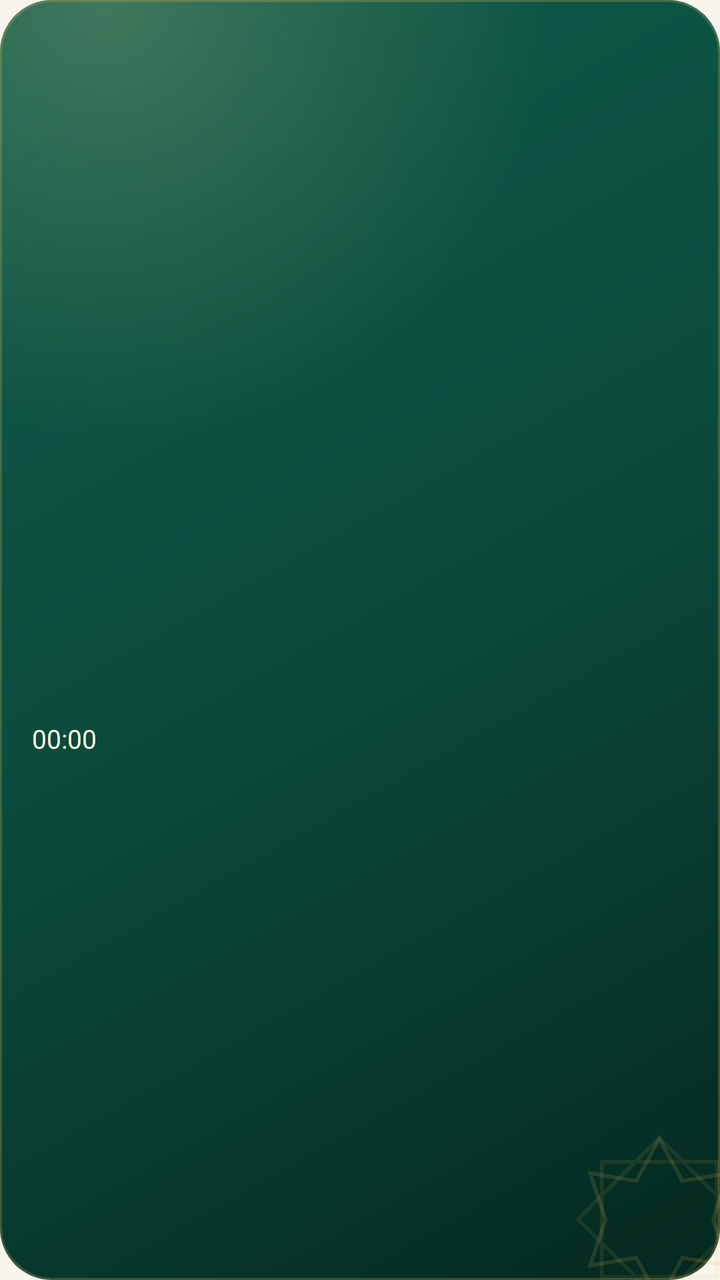
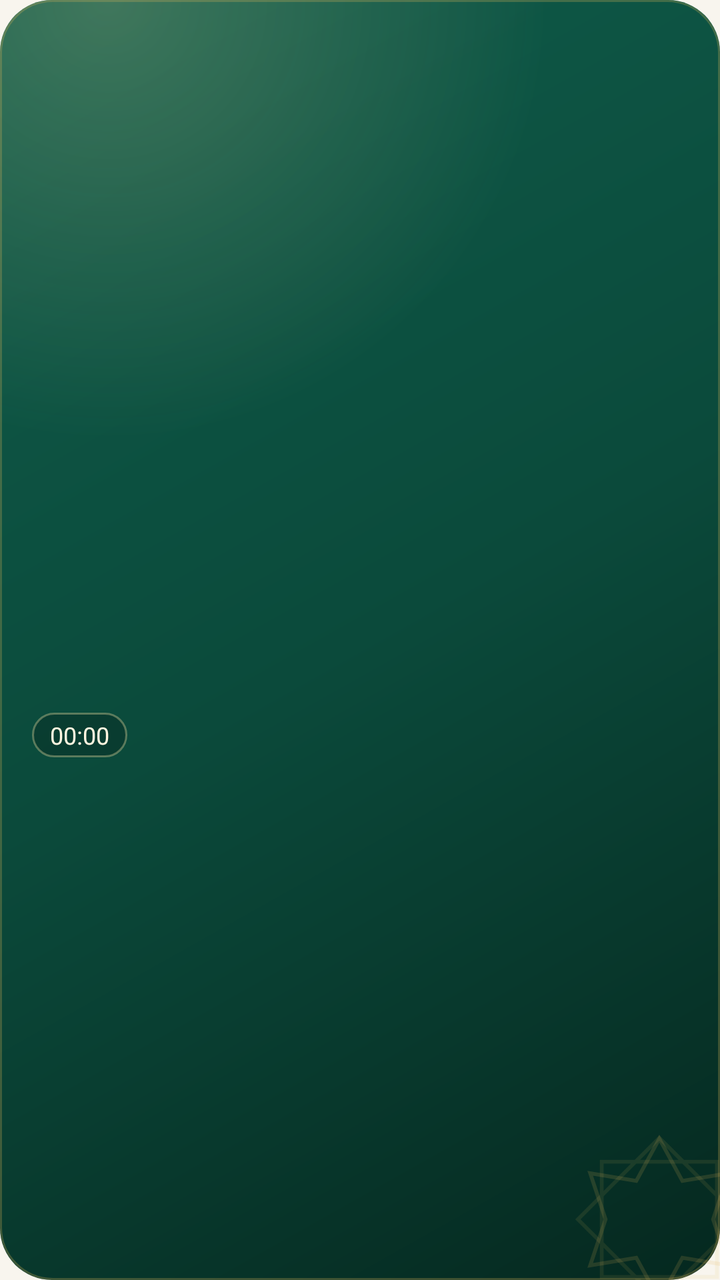

The first picture is an Android layout as it rendered before a commit; the second is the same layout after the commit. The layout source and the unified diff follow.
<!-- AndroidManifest.xml: application theme Theme.ZikrTime -->
<!-- res/layout/widget_next.xml -->
<?xml version="1.0" encoding="utf-8"?>
<FrameLayout xmlns:android="http://schemas.android.com/apk/res/android"
    android:id="@+id/widget_root"
    android:layout_width="match_parent"
    android:layout_height="match_parent"
    android:background="@drawable/widget_bg">

    <ImageView
        android:layout_width="96dp"
        android:layout_height="96dp"
        android:layout_gravity="end|bottom"
        android:layout_marginEnd="-18dp"
        android:layout_marginBottom="-18dp"
        android:importantForAccessibility="no"
        android:src="@drawable/widget_star" />

    <LinearLayout
        android:layout_width="match_parent"
        android:layout_height="match_parent"
        android:gravity="center_vertical"
        android:orientation="vertical"
        android:padding="16dp">

        <LinearLayout
            android:layout_width="match_parent"
            android:layout_height="wrap_content"
            android:gravity="center_vertical"
            android:orientation="horizontal">

            <TextView
                android:id="@+id/w_label"
                android:layout_width="0dp"
                android:layout_height="wrap_content"
                android:layout_weight="1"
                android:maxLines="1"
                android:ellipsize="end"
                android:textColor="#CCFFF6E0"
                android:textSize="12sp" />

            <ImageView
                android:id="@+id/w_icon"
                android:layout_width="22dp"
                android:layout_height="22dp"
                android:importantForAccessibility="no"
                android:tint="#E2B659" />
        </LinearLayout>

        <TextView
            android:id="@+id/w_name"
            android:layout_width="wrap_content"
            android:layout_height="wrap_content"
            android:layout_marginTop="2dp"
            android:maxLines="1"
            android:textColor="#FFF6E0"
            android:textSize="22sp"
            android:textStyle="bold" />

        <TextView
            android:id="@+id/w_time"
            android:layout_width="wrap_content"
            android:layout_height="wrap_content"
            android:fontFamily="sans-serif-light"
            android:maxLines="1"
            android:textColor="#E2B659"
            android:textSize="34sp" />

        <Chronometer
            android:id="@+id/w_countdown"
            android:layout_width="wrap_content"
            android:layout_height="wrap_content"
            android:countDown="true"
            android:maxLines="1"
            android:textColor="#FFF6E0"
            android:textSize="13sp" />
    </LinearLayout>
</FrameLayout>
<!-- resources referenced by this layout -->
<resources>
  <!-- drawable widget_bg (drawable) -->
  <?xml version="1.0" encoding="utf-8"?>
  <layer-list xmlns:android="http://schemas.android.com/apk/res/android">
      <item>
          <shape android:shape="rectangle">
              <gradient android:angle="315" android:startColor="#0F5C4A" android:centerColor="#0B4A3B" android:endColor="#05281F" android:type="linear" />
              <corners android:radius="26dp" />
          </shape>
      </item>
      <item>
          <shape android:shape="rectangle">
              <gradient android:type="radial" android:gradientRadius="220dp" android:centerX="0.15" android:centerY="0.0"
                  android:startColor="#33FFE7A8" android:endColor="#00FFE7A8" />
              <corners android:radius="26dp" />
          </shape>
      </item>
      <item>
          <shape android:shape="rectangle">
              <stroke android:width="1dp" android:color="#40E2B659" />
              <corners android:radius="26dp" />
          </shape>
      </item>
  </layer-list>
  <!-- drawable widget_star (drawable) -->
  <?xml version="1.0" encoding="utf-8"?>
  <vector xmlns:android="http://schemas.android.com/apk/res/android"
      android:width="120dp" android:height="120dp" android:viewportWidth="100" android:viewportHeight="100">
      <path android:strokeColor="#26E2B659" android:strokeWidth="2" android:fillColor="#00000000"
          android:pathData="M50,8 L62,30 L86,26 L78,50 L86,74 L62,70 L50,92 L38,70 L14,74 L22,50 L14,26 L38,30 Z" />
      <path android:strokeColor="#1AE2B659" android:strokeWidth="2" android:fillColor="#00000000"
          android:pathData="M20,20 L80,20 L80,80 L20,80 Z M50,7.6 L92.4,50 L50,92.4 L7.6,50 Z" />
  </vector>
  <style name="Theme.ZikrTime" parent="android:Theme.Material.Light.NoActionBar">
          <item name="android:windowBackground">@color/window_light</item>
      </style>
  <color name="window_light">#F8F5EE</color>
</resources>

<!-- the commit's change to res/layout/widget_next.xml (unified diff, before → after) -->
@@ -5,7 +5,16 @@
     android:layout_height="match_parent"
     android:background="@drawable/widget_bg">
 
+    
     <ImageView
+        android:id="@+id/w_bg"
+        android:layout_width="match_parent"
+        android:layout_height="match_parent"
+        android:importantForAccessibility="no"
+        android:scaleType="fitXY" />
+
+    <ImageView
+        android:id="@+id/w_star"
         android:layout_width="96dp"
         android:layout_height="96dp"
         android:layout_gravity="end|bottom"
@@ -14,6 +23,16 @@
         android:importantForAccessibility="no"
         android:src="@drawable/widget_star" />
 
+    
+    <ImageView
+        android:id="@+id/w_ring"
+        android:layout_width="54dp"
+        android:layout_height="54dp"
+        android:layout_gravity="end|top"
+        android:layout_marginTop="10dp"
+        android:layout_marginEnd="10dp"
+        android:importantForAccessibility="no" />
+
     <LinearLayout
         android:layout_width="match_parent"
         android:layout_height="match_parent"
@@ -21,36 +40,27 @@
         android:orientation="vertical"
         android:padding="16dp">
 
-        <LinearLayout
+        <TextView
+            android:id="@+id/w_label"
             android:layout_width="match_parent"
             android:layout_height="wrap_content"
-            android:gravity="center_vertical"
-            android:orientation="horizontal">
-
-            <TextView
-                android:id="@+id/w_label"
-                android:layout_width="0dp"
-                android:layout_height="wrap_content"
-                android:layout_weight="1"
-                android:maxLines="1"
-                android:ellipsize="end"
-                android:textColor="#CCFFF6E0"
-                android:textSize="12sp" />
-
-            <ImageView
-                android:id="@+id/w_icon"
-                android:layout_width="22dp"
-                android:layout_height="22dp"
-                android:importantForAccessibility="no"
-                android:tint="#E2B659" />
-        </LinearLayout>
+            android:layout_marginEnd="52dp"
+            android:ellipsize="end"
+            android:maxLines="1"
+            android:textColor="#D9FFF6E0"
+            android:textSize="12sp" />
 
         <TextView
             android:id="@+id/w_name"
-            android:layout_width="wrap_content"
+            android:layout_width="match_parent"
             android:layout_height="wrap_content"
             android:layout_marginTop="2dp"
+            android:layout_marginEnd="48dp"
+            android:ellipsize="end"
             android:maxLines="1"
+            android:shadowColor="#66000000"
+            android:shadowDy="1"
+            android:shadowRadius="3"
             android:textColor="#FFF6E0"
             android:textSize="22sp"
             android:textStyle="bold" />
@@ -61,16 +71,23 @@
             android:layout_height="wrap_content"
             android:fontFamily="sans-serif-light"
             android:maxLines="1"
-            android:textColor="#E2B659"
+            android:shadowColor="#66000000"
+            android:shadowDy="1"
+            android:shadowRadius="4"
+            android:textColor="#FFE7A8"
             android:textSize="34sp" />
 
         <Chronometer
             android:id="@+id/w_countdown"
             android:layout_width="wrap_content"
             android:layout_height="wrap_content"
+            android:layout_marginTop="2dp"
+            android:background="@drawable/widget_chip"
             android:countDown="true"
             android:maxLines="1"
+            android:paddingHorizontal="9dp"
+            android:paddingVertical="3dp"
             android:textColor="#FFF6E0"
-            android:textSize="13sp" />
+            android:textSize="12sp" />
     </LinearLayout>
 </FrameLayout>
<!-- resource entries referenced after the edit -->
@@ -23,6 +23,13 @@
           </shape>
       </item>
   </layer-list>
+  <!-- drawable widget_chip (drawable) -->
+  <?xml version="1.0" encoding="utf-8"?>
+  <shape xmlns:android="http://schemas.android.com/apk/res/android" android:shape="rectangle">
+      <solid android:color="#33000000" />
+      <stroke android:width="1dp" android:color="#55FFE7A8" />
+      <corners android:radius="12dp" />
+  </shape>
   <!-- drawable widget_star (drawable) -->
   <?xml version="1.0" encoding="utf-8"?>
   <vector xmlns:android="http://schemas.android.com/apk/res/android"
